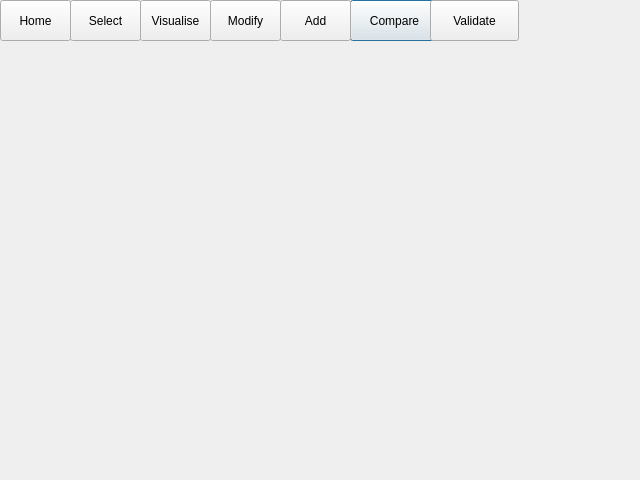
Before: the Qt Designer form validplan.ui in ariannabettin/FYPArianna, drawn with Qt 5.
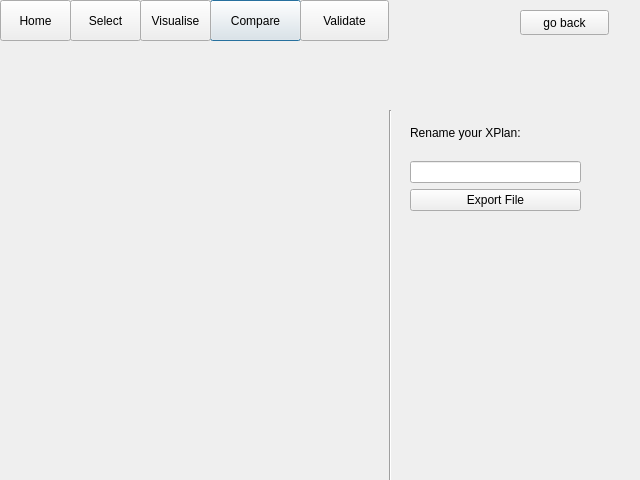
After: the same form once the commit is applied.

Diff of the .ui file:
```diff
--- a/validplan.ui
+++ b/validplan.ui
@@ -13,12 +13,15 @@
   <property name="windowTitle">
    <string>Dialog</string>
   </property>
+  <property name="styleSheet">
+   <string notr="true">font: 75 12pt &quot;TakaoPGothic&quot;;</string>
+  </property>
   <widget class="QPushButton" name="compareButton">
    <property name="geometry">
     <rect>
-     <x>350</x>
+     <x>210</x>
      <y>0</y>
-     <width>89</width>
+     <width>91</width>
      <height>41</height>
     </rect>
    </property>
@@ -68,20 +71,7 @@
   <widget class="QPushButton" name="Button">
    <property name="geometry">
     <rect>
-     <x>280</x>
-     <y>0</y>
-     <width>71</width>
-     <height>41</height>
-    </rect>
-   </property>
-   <property name="text">
-    <string>Add</string>
-   </property>
-  </widget>
-  <widget class="QPushButton" name="pushButton">
-   <property name="geometry">
-    <rect>
-     <x>430</x>
+     <x>300</x>
      <y>0</y>
      <width>89</width>
      <height>41</height>
@@ -91,25 +81,12 @@
     <string>Validate</string>
    </property>
   </widget>
-  <widget class="QPushButton" name="modifyButton">
-   <property name="geometry">
-    <rect>
-     <x>210</x>
-     <y>0</y>
-     <width>71</width>
-     <height>41</height>
-    </rect>
-   </property>
-   <property name="text">
-    <string>Modify</string>
-   </property>
-  </widget>
   <widget class="QLabel" name="reportLabel">
    <property name="geometry">
     <rect>
-     <x>80</x>
-     <y>110</y>
-     <width>421</width>
+     <x>30</x>
+     <y>130</y>
+     <width>331</width>
      <height>351</height>
     </rect>
    </property>
@@ -117,6 +94,61 @@
     <string/>
    </property>
   </widget>
+  <widget class="QPushButton" name="backButton">
+   <property name="geometry">
+    <rect>
+     <x>520</x>
+     <y>10</y>
+     <width>89</width>
+     <height>25</height>
+    </rect>
+   </property>
+   <property name="text">
+    <string>go back</string>
+   </property>
+  </widget>
+  <widget class="Line" name="line">
+   <property name="geometry">
+    <rect>
+     <x>380</x>
+     <y>110</y>
+     <width>20</width>
+     <height>371</height>
+    </rect>
+   </property>
+   <property name="orientation">
+    <enum>Qt::Vertical</enum>
+   </property>
+  </widget>
+  <widget class="QWidget" name="layoutWidget">
+   <property name="geometry">
+    <rect>
+     <x>410</x>
+     <y>110</y>
+     <width>171</width>
+     <height>101</height>
+    </rect>
+   </property>
+   <layout class="QVBoxLayout" name="verticalLayout">
+    <item>
+     <widget class="QLabel" name="statementLabel">
+      <property name="text">
+       <string>Rename your XPlan:</string>
+      </property>
+     </widget>
+    </item>
+    <item>
+     <widget class="QLineEdit" name="renameLine"/>
+    </item>
+    <item>
+     <widget class="QPushButton" name="exportButton">
+      <property name="text">
+       <string>Export File</string>
+      </property>
+     </widget>
+    </item>
+   </layout>
+  </widget>
  </widget>
  <resources/>
  <connections/>
```
Left out of the diff: 2 changed lines with no effect on the pictures.
